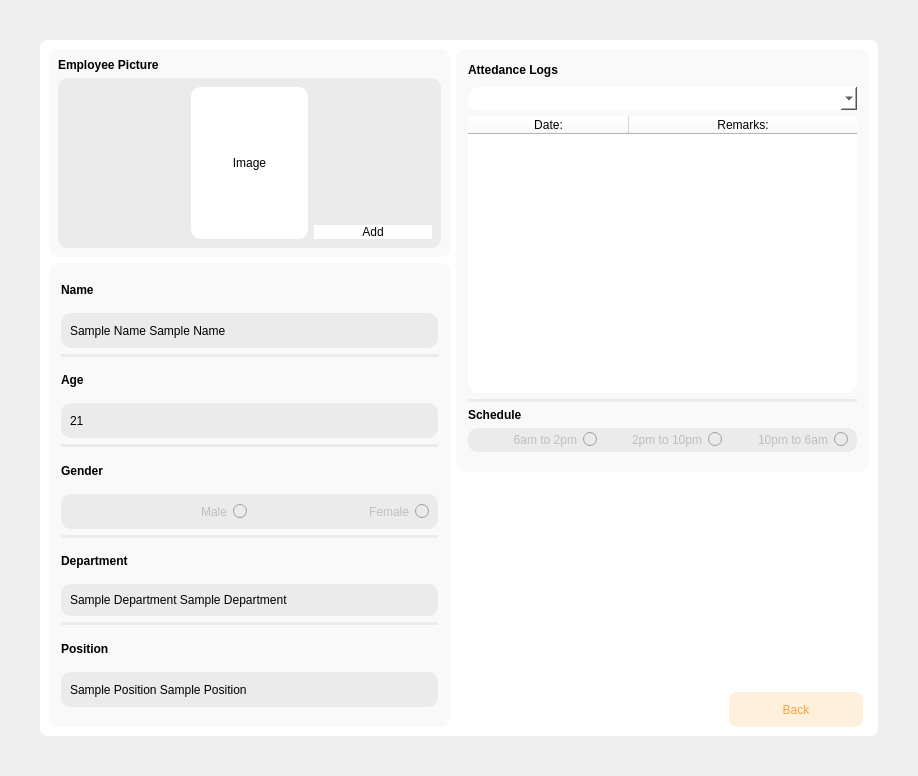
Qt form EALS UI/v0.2/enroll_employee.ui (maeven-tapa/cpet8_group8_workspace) before a commit.
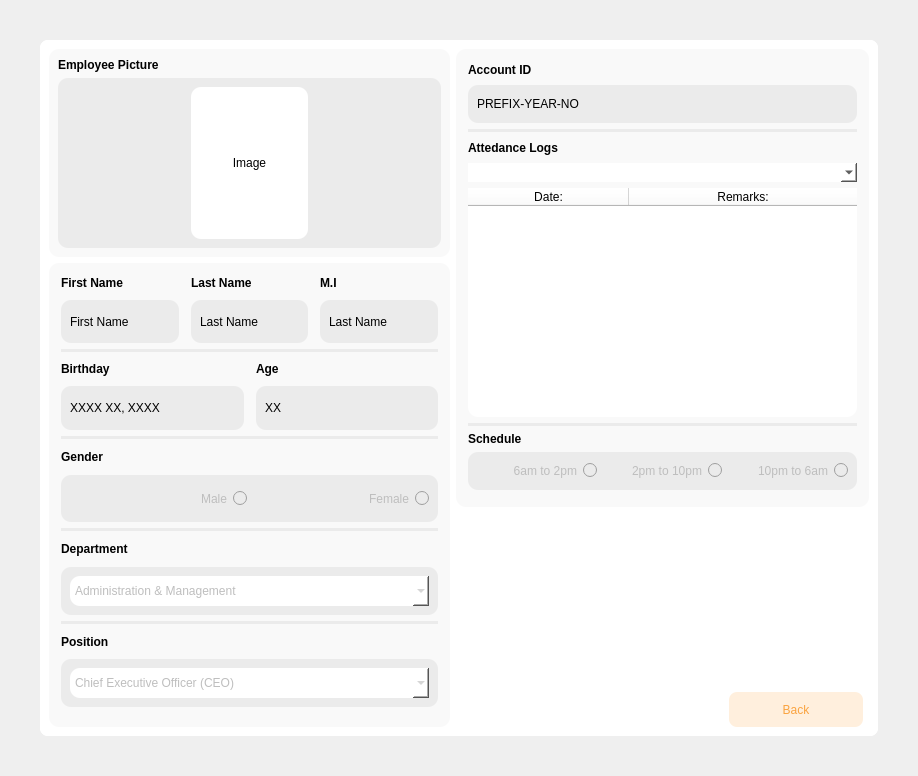
The same form after that commit. The open tabs and pages were chosen to show the change.

Diff of the .ui file:
```diff
--- a/EALS UI/v0.2/enroll_employee.ui
+++ b/EALS UI/v0.2/enroll_employee.ui
@@ -1658,7 +1658,7 @@
       </layout>
      </widget>
      <widget class="QWidget" name="employee_view_page">
-      <layout class="QGridLayout" name="gridLayout_9" rowstretch="6,6,6,1" columnstretch="3,2,0,0">
+      <layout class="QGridLayout" name="gridLayout_9" rowstretch="6,7,5,1" columnstretch="3,2,0,0">
        <item row="0" column="0">
         <widget class="QFrame" name="frame_20">
          <property name="styleSheet">
@@ -1714,7 +1714,7 @@
                </property>
               </widget>
              </item>
-             <item row="0" column="2">
+             <item row="0" column="2" rowspan="2">
               <widget class="QFrame" name="frame_22">
                <property name="frameShape">
                 <enum>QFrame::Shape::StyledPanel</enum>
@@ -1724,16 +1724,6 @@
                </property>
               </widget>
              </item>
-             <item row="1" column="2">
-              <widget class="QPushButton" name="pushButton_12">
-               <property name="styleSheet">
-                <string notr="true">background-color: rgb(255, 255, 255);</string>
-               </property>
-               <property name="text">
-                <string>Add</string>
-               </property>
-              </widget>
-             </item>
             </layout>
            </widget>
           </item>
@@ -1752,7 +1742,7 @@
          <property name="frameShadow">
           <enum>QFrame::Shadow::Raised</enum>
          </property>
-         <layout class="QVBoxLayout" name="verticalLayout_32" stretch="2,2,0,2,2,0,2,2,0,2,0,0,2,2">
+         <layout class="QVBoxLayout" name="verticalLayout_32" stretch="3,0,3,2,1,2,2,1,2,2,1,2">
           <property name="leftMargin">
            <number>12</number>
           </property>
@@ -1763,40 +1753,122 @@
            <number>20</number>
           </property>
           <item>
-           <widget class="QLabel" name="label_36">
-            <property name="font">
-             <font>
-              <bold>true</bold>
-             </font>
+           <widget class="QFrame" name="frame_5">
+            <property name="frameShape">
+             <enum>QFrame::Shape::StyledPanel</enum>
             </property>
-            <property name="text">
-             <string>Name</string>
+            <property name="frameShadow">
+             <enum>QFrame::Shadow::Raised</enum>
             </property>
-           </widget>
-          </item>
-          <item>
-           <widget class="QWidget" name="widget_32" native="true">
-            <property name="sizePolicy">
-             <sizepolicy hsizetype="Preferred" vsizetype="Preferred">
-              <horstretch>0</horstretch>
-              <verstretch>0</verstretch>
-             </sizepolicy>
-            </property>
-            <property name="styleSheet">
-             <string notr="true">background-color: rgb(235, 235, 235);
+            <layout class="QGridLayout" name="gridLayout_15" rowstretch="1,2">
+             <property name="leftMargin">
+              <number>0</number>
+             </property>
+             <property name="topMargin">
+              <number>0</number>
+             </property>
+             <property name="rightMargin">
+              <number>0</number>
+             </property>
+             <property name="bottomMargin">
+              <number>0</number>
+             </property>
+             <property name="horizontalSpacing">
+              <number>12</number>
+             </property>
+             <property name="verticalSpacing">
+              <number>6</number>
+             </property>
+             <item row="0" column="0">
+              <widget class="QLabel" name="label_10">
+               <property name="font">
+                <font>
+                 <bold>true</bold>
+                </font>
+               </property>
+               <property name="text">
+                <string>First Name</string>
+               </property>
+              </widget>
+             </item>
+             <item row="1" column="0">
+              <widget class="QWidget" name="widget_41" native="true">
+               <property name="sizePolicy">
+                <sizepolicy hsizetype="Preferred" vsizetype="MinimumExpanding">
+                 <horstretch>0</horstretch>
+                 <verstretch>0</verstretch>
+                </sizepolicy>
+               </property>
+               <property name="styleSheet">
+                <string notr="true">background-color: rgb(235, 235, 235);
 border-radius: 10px;</string>
-            </property>
-            <layout class="QVBoxLayout" name="verticalLayout_33">
-             <item>
+               </property>
+               <layout class="QVBoxLayout" name="verticalLayout_43">
+                <item>
+                 <widget class="QLabel" name="label_36">
+                  <property name="text">
+                   <string>First Name</string>
+                  </property>
+                 </widget>
+                </item>
+               </layout>
+              </widget>
+             </item>
+             <item row="0" column="1">
               <widget class="QLabel" name="label_42">
-               <property name="sizePolicy">
-                <sizepolicy hsizetype="Expanding" vsizetype="Expanding">
-                 <horstretch>0</horstretch>
-                 <verstretch>0</verstretch>
-                </sizepolicy>
+               <property name="font">
+                <font>
+                 <bold>true</bold>
+                </font>
                </property>
                <property name="text">
-                <string>Sample Name Sample Name</string>
+                <string>Last Name</string>
+               </property>
+              </widget>
+             </item>
+             <item row="1" column="1">
+              <widget class="QWidget" name="widget_39" native="true">
+               <property name="styleSheet">
+                <string notr="true">background-color: rgb(235, 235, 235);
+border-radius: 10px;</string>
+               </property>
+               <layout class="QVBoxLayout" name="verticalLayout_41">
+                <item>
+                 <widget class="QLabel" name="label_7">
+                  <property name="text">
+                   <string>Last Name</string>
+                  </property>
+                 </widget>
+                </item>
+               </layout>
+              </widget>
+             </item>
+             <item row="1" column="2">
+              <widget class="QWidget" name="widget_49" native="true">
+               <property name="styleSheet">
+                <string notr="true">background-color: rgb(235, 235, 235);
+border-radius: 10px;</string>
+               </property>
+               <layout class="QVBoxLayout" name="verticalLayout_50">
+                <item>
+                 <widget class="QLabel" name="label_55">
+                  <property name="text">
+                   <string>Last Name</string>
+                  </property>
+                 </widget>
+                </item>
+               </layout>
+              </widget>
+             </item>
+             <item row="0" column="2">
+              <widget class="QLabel" name="label_56">
+               <property name="font">
+                <font>
+                 <bold>true</bold>
+                </font>
+               </property>
+               <property name="text">
+                <string>M.I</string>
                </property>
               </widget>
              </item>
@@ -1814,34 +1886,93 @@
            </widget>
           </item>
           <item>
-           <widget class="QLabel" name="label_37">
-            <property name="font">
-             <font>
-              <bold>true</bold>
-             </font>
+           <widget class="QFrame" name="frame_4">
+            <property name="frameShape">
+             <enum>QFrame::Shape::StyledPanel</enum>
             </property>
-            <property name="text">
-             <string>Age</string>
+            <property name="frameShadow">
+             <enum>QFrame::Shadow::Raised</enum>
             </property>
-           </widget>
-          </item>
-          <item>
-           <widget class="QWidget" name="widget_33" native="true">
-            <property name="styleSheet">
-             <string notr="true">background-color: rgb(235, 235, 235);
+            <layout class="QGridLayout" name="gridLayout_16" rowstretch="1,2">
+             <property name="leftMargin">
+              <number>0</number>
+             </property>
+             <property name="topMargin">
+              <number>0</number>
+             </property>
+             <property name="rightMargin">
+              <number>0</number>
+             </property>
+             <property name="bottomMargin">
+              <number>0</number>
+             </property>
+             <property name="horizontalSpacing">
+              <number>12</number>
+             </property>
+             <property name="verticalSpacing">
+              <number>6</number>
+             </property>
+             <item row="1" column="1">
+              <widget class="QWidget" name="widget_38" native="true">
+               <property name="styleSheet">
+                <string notr="true">background-color: rgb(235, 235, 235);
 border-radius: 10px;</string>
-            </property>
-            <layout class="QVBoxLayout" name="verticalLayout_34">
-             <item>
+               </property>
+               <layout class="QVBoxLayout" name="verticalLayout_40">
+                <item>
+                 <widget class="QLabel" name="label_37">
+                  <property name="text">
+                   <string>XX</string>
+                  </property>
+                 </widget>
+                </item>
+               </layout>
+              </widget>
+             </item>
+             <item row="0" column="1">
               <widget class="QLabel" name="label_43">
+               <property name="font">
+                <font>
+                 <bold>true</bold>
+                </font>
+               </property>
+               <property name="text">
+                <string>Age</string>
+               </property>
+              </widget>
+             </item>
+             <item row="1" column="0">
+              <widget class="QWidget" name="widget_50" native="true">
                <property name="sizePolicy">
-                <sizepolicy hsizetype="Expanding" vsizetype="Expanding">
+                <sizepolicy hsizetype="Preferred" vsizetype="MinimumExpanding">
                  <horstretch>0</horstretch>
                  <verstretch>0</verstretch>
                 </sizepolicy>
                </property>
+               <property name="styleSheet">
+                <string notr="true">background-color: rgb(235, 235, 235);
+border-radius: 10px;</string>
+               </property>
+               <layout class="QVBoxLayout" name="verticalLayout_39">
+                <item>
+                 <widget class="QLabel" name="label_57">
+                  <property name="text">
+                   <string>XXXX XX, XXXX</string>
+                  </property>
+                 </widget>
+                </item>
+               </layout>
+              </widget>
+             </item>
+             <item row="0" column="0">
+              <widget class="QLabel" name="label_58">
+               <property name="font">
+                <font>
+                 <bold>true</bold>
+                </font>
+               </property>
                <property name="text">
-                <string>21</string>
+                <string>Birthday</string>
                </property>
               </widget>
              </item>
@@ -1955,16 +2086,82 @@
             </property>
             <layout class="QVBoxLayout" name="verticalLayout_36">
              <item>
-              <widget class="QLabel" name="label_45">
+              <widget class="QComboBox" name="comboBox_11">
+               <property name="enabled">
+                <bool>false</bool>
+               </property>
                <property name="sizePolicy">
-                <sizepolicy hsizetype="Expanding" vsizetype="Expanding">
+                <sizepolicy hsizetype="MinimumExpanding" vsizetype="MinimumExpanding">
                  <horstretch>0</horstretch>
                  <verstretch>0</verstretch>
                 </sizepolicy>
                </property>
-               <property name="text">
-                <string>Sample Department Sample Department</string>
+               <property name="styleSheet">
+                <string notr="true">background-color: rgb(255, 255, 255);</string>
                </property>
+               <property name="currentText">
+                <string>Administration &amp; Management</string>
+               </property>
+               <item>
+                <property name="text">
+                 <string>Administration &amp; Management</string>
+                </property>
+               </item>
+               <item>
+                <property name="text">
+                 <string>Finance &amp; Accounting</string>
+                </property>
+               </item>
+               <item>
+                <property name="text">
+                 <string>Information Technology (IT)</string>
+                </property>
+               </item>
+               <item>
+                <property name="text">
+                 <string>Marketing &amp; Public Relations</string>
+                </property>
+               </item>
+               <item>
+                <property name="text">
+                 <string>Sales &amp; Business Development</string>
+                </property>
+               </item>
+               <item>
+                <property name="text">
+                 <string>Customer Support &amp; Service</string>
+                </property>
+               </item>
+               <item>
+                <property name="text">
+                 <string>Research &amp; Development (R&amp;D)</string>
+                </property>
+               </item>
+               <item>
+                <property name="text">
+                 <string>Operations &amp; Logistics</string>
+                </property>
+               </item>
+               <item>
+                <property name="text">
+                 <string>Legal &amp; Compliance</string>
+                </property>
+               </item>
+               <item>
+                <property name="text">
+                 <string>Facilities &amp; Maintenance</string>
+                </property>
+               </item>
+               <item>
+                <property name="text">
+                 <string>Manufacturing &amp; Production </string>
+                </property>
+               </item>
+               <item>
+                <property name="text">
+                 <string>Healthcare</string>
+                </property>
+               </item>
               </widget>
              </item>
             </layout>
@@ -2000,10 +2197,289 @@
             </property>
             <layout class="QVBoxLayout" name="verticalLayout_37">
              <item>
-              <widget class="QLabel" name="label_46">
-               <property name="text">
-                <string>Sample Position Sample Position</string>
+              <widget class="QComboBox" name="comboBox_10">
+               <property name="enabled">
+                <bool>false</bool>
                </property>
+               <property name="sizePolicy">
+                <sizepolicy hsizetype="MinimumExpanding" vsizetype="MinimumExpanding">
+                 <horstretch>0</horstretch>
+                 <verstretch>0</verstretch>
+                </sizepolicy>
+               </property>
+               <property name="styleSheet">
+                <string notr="true">background-color: rgb(255, 255, 255);</string>
+               </property>
+               <item>
+                <property name="text">
+                 <string>Chief Executive Officer (CEO)</string>
+                </property>
+               </item>
+               <item>
+                <property name="text">
+                 <string>Chief Operating Officer (COO)</string>
+                </property>
+               </item>
+               <item>
+                <property name="text">
+                 <string>Office Manager</string>
+                </property>
+               </item>
+               <item>
+                <property name="text">
+                 <string>Executive Assistant</string>
+                </property>
+               </item>
+               <item>
+                <property name="text">
+                 <string>Administrative Coordinator</string>
+                </property>
+               </item>
+               <item>
+                <property name="text">
+                 <string>Chief Financial Officer (CFO)</string>
+                </property>
+               </item>
+               <item>
+                <property name="text">
+                 <string>Financial Analyst</string>
+                </property>
+               </item>
+               <item>
+                <property name="text">
+                 <string>Accountant</string>
+                </property>
+               </item>
+               <item>
+                <property name="text">
+                 <string>Payroll Specialist</string>
+                </property>
+               </item>
+               <item>
+                <property name="text">
+                 <string>Chief Technology Officer (CTO)</string>
+                </property>
+               </item>
+               <item>
+                <property name="text">
+                 <string>IT Manager</string>
+                </property>
+               </item>
+               <item>
+                <property name="text">
+                 <string>Software Engineer</string>
+                </property>
+               </item>
+               <item>
+                <property name="text">
+                 <string>Network Administrator</string>
+                </property>
+               </item>
+               <item>
+                <property name="text">
+                 <string>IT Support Specialist</string>
+                </property>
+               </item>
+               <item>
+                <property name="text">
+                 <string>Chief Marketing Officer (CMO)</string>
+                </property>
+               </item>
+               <item>
+                <property name="text">
+                 <string>Marketing Manager</string>
+                </property>
+               </item>
+               <item>
+                <property name="text">
+                 <string>Content Strategist</string>
+                </property>
+               </item>
+               <item>
+                <property name="text">
+                 <string>Social Media Specialist</string>
+                </property>
+               </item>
+               <item>
+                <property name="text">
+                 <string>Public Relations (PR) Manager</string>
+                </property>
+               </item>
+               <item>
+                <property name="text">
+                 <string>Sales Director</string>
+                </property>
+               </item>
+               <item>
+                <property name="text">
+                 <string>Sales Manager</string>
+                </property>
+               </item>
+               <item>
+                <property name="text">
+                 <string>Account Executive</string>
+                </property>
+               </item>
+               <item>
+                <property name="text">
+                 <string>Business Development Representative</string>
+                </property>
+               </item>
+               <item>
+                <property name="text">
+                 <string>Sales Associate</string>
+                </property>
+               </item>
+               <item>
+                <property name="text">
+                 <string>Customer Support Manager</string>
+                </property>
+               </item>
+               <item>
+                <property name="text">
+                 <string>Customer Service Representative</string>
+                </property>
+               </item>
+               <item>
+                <property name="text">
+                 <string>Technical Support Specialist</string>
+                </property>
+               </item>
+               <item>
+                <property name="text">
+                 <string>Call Center Agent</string>
+                </property>
+               </item>
+               <item>
+                <property name="text">
+                 <string>Client Success Manager</string>
+                </property>
+               </item>
+               <item>
+                <property name="text">
+                 <string>R&amp;D Director</string>
+                </property>
+               </item>
+               <item>
+                <property name="text">
+                 <string>Product Development Manager</string>
+                </property>
+               </item>
+               <item>
+                <property name="text">
+                 <string>Data Scientist</string>
+                </property>
+               </item>
+               <item>
+                <property name="text">
+                 <string>Research Analyst</string>
+                </property>
+               </item>
+               <item>
+                <property name="text">
+                 <string>Innovation Specialist</string>
+                </property>
+               </item>
+               <item>
+                <property name="text">
+                 <string>Chief Operations Officer (COO)</string>
+                </property>
+               </item>
+               <item>
+                <property name="text">
+                 <string>Operations Manager</string>
+                </property>
+               </item>
+               <item>
+                <property name="text">
+                 <string>Logistics Coordinator</string>
+                </property>
+               </item>
+               <item>
+                <property name="text">
+                 <string>Supply Chain Analyst</string>
+                </property>
+               </item>
+               <item>
+                <property name="text">
+                 <string>Procurement Specialist</string>
+                </property>
+               </item>
+               <item>
+                <property name="text">
+                 <string>General Counsel</string>
+                </property>
+               </item>
+               <item>
+                <property name="text">
+                 <string>Legal Advisor</string>
+                </property>
+               </item>
+               <item>
+                <property name="text">
+                 <string>Compliance Officer</string>
+                </property>
+               </item>
+               <item>
+                <property name="text">
+                 <string>Contract Specialist</string>
+                </property>
+               </item>
+               <item>
+                <property name="text">
+                 <string>Facilities Manager</string>
+                </property>
+               </item>
+               <item>
+                <property name="text">
+                 <string>Maintenance Technician</string>
+                </property>
+               </item>
+               <item>
+                <property name="text">
+                 <string>Security Officer</string>
+                </property>
+               </item>
+               <item>
+                <property name="text">
+                 <string>Janitorial Staff</string>
+                </property>
+               </item>
+               <item>
+                <property name="text">
+                 <string>Production Manager</string>
+                </property>
+               </item>
+               <item>
+                <property name="text">
+                 <string>Quality Assurance (QA) Specialist</string>
+                </property>
+               </item>
+               <item>
+                <property name="text">
+                 <string>Factory Worker</string>
+                </property>
+               </item>
+               <item>
+                <property name="text">
+                 <string>Warehouse Associate</string>
+                </property>
+               </item>
+               <item>
+                <property name="text">
+                 <string>Medical Director</string>
+                </property>
+               </item>
+               <item>
+                <property name="text">
+                 <string>Nurse Practitioner</string>
+                </property>
+               </item>
+               <item>
+                <property name="text">
+                 <string>Physician</string>
+                </property>
+               </item>
               </widget>
              </item>
             </layout>
@@ -2072,16 +2548,58 @@
          <property name="frameShadow">
           <enum>QFrame::Shadow::Raised</enum>
          </property>
-         <layout class="QVBoxLayout" name="verticalLayout_38" stretch="1,1,12,2,0,1">
+         <layout class="QVBoxLayout" name="verticalLayout_38" stretch="1,2,0,1,1,12,2,0,2">
           <property name="leftMargin">
            <number>12</number>
           </property>
+          <property name="topMargin">
+           <number>11</number>
+          </property>
           <property name="rightMargin">
            <number>12</number>
           </property>
           <property name="bottomMargin">
-           <number>20</number>
+           <number>17</number>
           </property>
+          <item>
+           <widget class="QLabel" name="label_45">
+            <property name="font">
+             <font>
+              <bold>true</bold>
+             </font>
+            </property>
+            <property name="text">
+             <string>Account ID</string>
+            </property>
+           </widget>
+          </item>
+          <item>
+           <widget class="QWidget" name="widget_51" native="true">
+            <property name="styleSheet">
+             <string notr="true">background-color: rgb(235, 235, 235);
+border-radius: 10px;</string>
+            </property>
+            <layout class="QVBoxLayout" name="verticalLayout_51">
+             <item>
+              <widget class="QLabel" name="label_46">
+               <property name="text">
+                <string>PREFIX-YEAR-NO</string>
+               </property>
+              </widget>
+             </item>
+            </layout>
+           </widget>
+          </item>
+          <item>
+           <widget class="Line" name="line_19">
+            <property name="styleSheet">
+             <string notr="true">border: 2px solid rgb(235, 235, 235);</string>
+            </property>
+            <property name="orientation">
+             <enum>Qt::Orientation::Horizontal</enum>
+            </property>
+           </widget>
+          </item>
           <item>
            <widget class="QLabel" name="label_41">
             <property name="font">
@@ -2157,6 +2675,12 @@
             <property name="enabled">
              <bool>false</bool>
             </property>
+            <property name="sizePolicy">
+             <sizepolicy hsizetype="Preferred" vsizetype="MinimumExpanding">
+              <horstretch>0</horstretch>
+              <verstretch>0</verstretch>
+             </sizepolicy>
+            </property>
             <property name="styleSheet">
              <string notr="true">background-color: rgb(235, 235, 235);
 border-radius: 10px;</string>
```
Left out of the diff: 3474 changed lines with no effect on the pictures.
